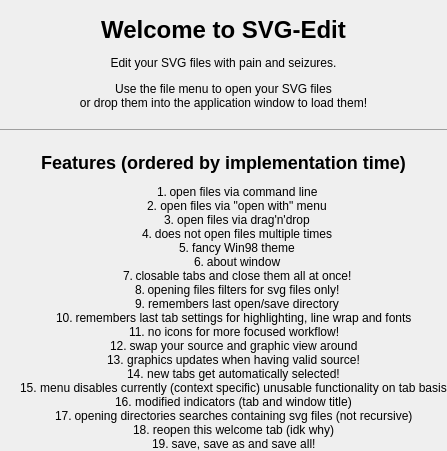
This is welcometab.ui in Salami555/uip-ex3-svg-edit as Qt 5 draws it before an edit. The edited form follows.
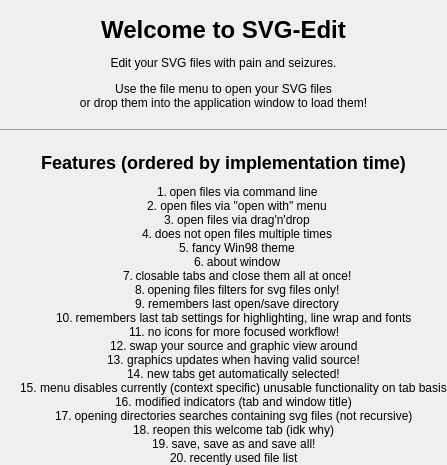
This is the edited form.

Commit message: recently used file menu

```diff
--- a/welcometab.ui
+++ b/welcometab.ui
@@ -61,6 +61,7 @@
 &lt;li&gt;opening directories searches containing svg files (not recursive)&lt;/li&gt;
 &lt;li&gt;reopen this welcome tab (idk why)&lt;/li&gt;
 &lt;li&gt;save, save as and save all!&lt;/li&gt;
+&lt;li&gt;recently used file list&lt;/li&gt;
 &lt;/ol&gt;
 &lt;/body&gt;
 &lt;/html&gt;</string>
```
The commit also changes 2 other files.
